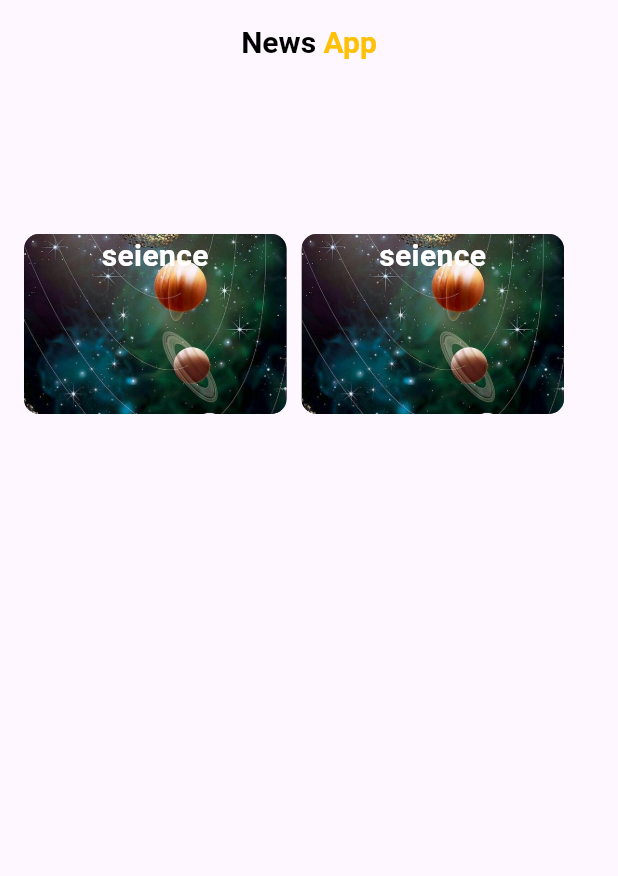
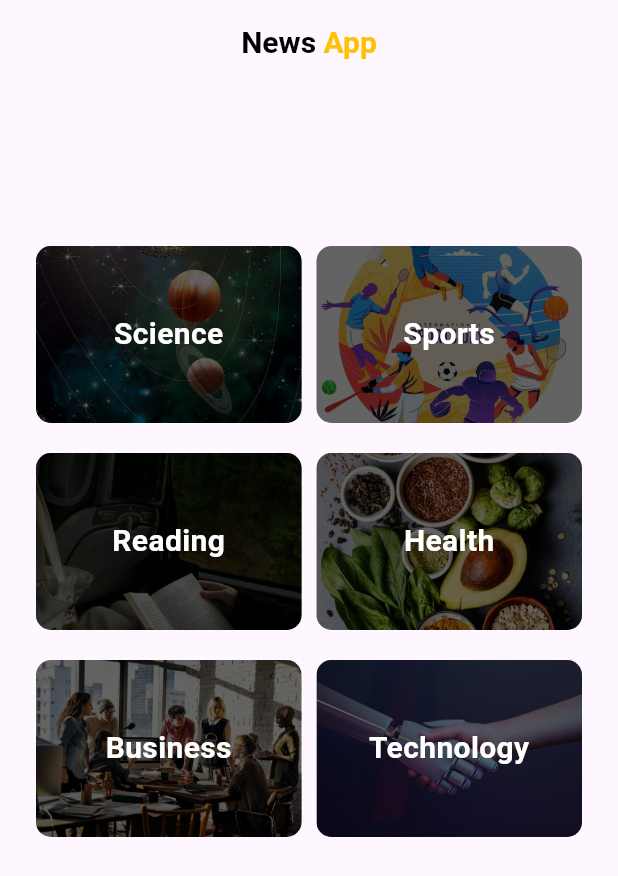
Before and after one commit to elshaarawy7/news_app, a Flutter app: the screen it shows after launch, on a phone screen of 412 x 824 dp. Shown: the top 876 px of the screen. Run offline on Flutter 3.47's test engine with Material 3 defaults, Android fonts, the phone set to English and light mode, and no system bars.

Commit message:
add pages

```diff
--- a/lib/pages/homePage.dart
+++ b/lib/pages/homePage.dart
@@ -1,5 +1,5 @@
 import 'package:flutter/material.dart';
-import 'package:news_app/widgets/catagry.dart';
+import 'package:news_app/widgets/custemCarogryCard.dart';
 
 class Homepage extends StatelessWidget {
   const Homepage({super.key});
@@ -28,32 +28,14 @@ class Homepage extends StatelessWidget {
         ),
       ),
 
-        body:  Padding(
-          padding: const EdgeInsets.symmetric(horizontal: 16 , vertical: 100),
-          child: Column(
-            children: [
-                Row(
-                  children: [
-
-                    CatagryCard(
-                      imag: "image/3bb37cd5-2869-41f4-886c-ef7bbd7bf4a9.jpg",
-                      text: "seience",
-                      onTap: (){
-
-                      } ,
-                      ),
-
-                      SizedBox(width: 10,),
-                      CatagryCard(
-                      imag: "image/3bb37cd5-2869-41f4-886c-ef7bbd7bf4a9.jpg",
-                      text: "seience",
-                      onTap: (){
-
-                      } ,
-                      ),
-                  ],
-                )
-            ],
+        body:SingleChildScrollView(
+          child: const  Padding(
+            padding: const EdgeInsets.symmetric(horizontal: 16 , vertical: 100),
+            child: Column(
+              children: [
+                  Custemcarogrycard()
+              ],
+            ),
           ),
         ),
     );
--- a/lib/widgets/catagry.dart
+++ b/lib/widgets/catagry.dart
@@ -19,20 +19,36 @@ class CatagryCard extends StatelessWidget {
         width: 175,
         decoration: BoxDecoration(
           borderRadius: BorderRadius.circular(10),
-           color: Colors.black.withOpacity(0.6),
           image: DecorationImage(
             image: AssetImage(imag),
             fit: BoxFit.cover
           ) ,
         ),
-        child: Text(text , style: const TextStyle(
-          color: Colors.white ,
-          fontWeight: FontWeight.bold ,
-          fontSize: 20 ,
-        ),
-        textAlign: TextAlign.center,
-        ),
+        child: Stack(
+        children: [
+          // طبقة شبه شفافة
+          Container(
+            decoration: BoxDecoration(
+              color: Colors.black.withOpacity(0.6),
+              borderRadius: BorderRadius.circular(10),
+            ),
+          ),
+          // النص فوق الطبقة
+          Center(
+            child: Text(
+              text,
+              style: const TextStyle(
+                color: Colors.white,
+                fontWeight: FontWeight.bold,
+                fontSize: 20,
+              ),
+              textAlign: TextAlign.center,
+            ),
+          ),
+        ]
       ),
+
+    ),
     );
   }
 }
--- a/lib/widgets/custemCarogryCard.dart
+++ b/lib/widgets/custemCarogryCard.dart
@@ -1,10 +1,55 @@
 import 'package:flutter/material.dart';
+import 'package:news_app/pages/BusinessPage.dart';
+import 'package:news_app/pages/HealthPage.dart';
+import 'package:news_app/pages/ReadingPage.dart';
+import 'package:news_app/pages/SciencePage.dart';
+import 'package:news_app/pages/SportsPage.dart';
+import 'package:news_app/pages/TechnologyPage.dart';
+import 'package:news_app/widgets/catagry.dart';
 
 class Custemcarogrycard extends StatelessWidget {
   const Custemcarogrycard({super.key});
 
   @override
   Widget build(BuildContext context) {
-    return const Placeholder();
+    // قائمة الفئات مع الصور والنصوص والصفحات المرتبطة
+    List<Map<String, dynamic>> categories = [
+      {"imag": "image/3bb37cd5-2869-41f4-886c-ef7bbd7bf4a9.jpg", "text": "Science", "page": SciencePage()},
+      {"imag": "image/03eeb882-1f42-4621-b2a5-3a534e2030e4.jpg", "text": "Sports", "page": SportsPage()},
+      {"imag": "image/7a2522ac-08c1-4f1b-8db6-8d1baa67ddbd.jpg", "text": "Reading", "page": ReadingPage()},
+      {"imag": "image/Des aliments à index glycémique bas, j'en veux !.jpg", "text": "Health", "page": HealthPage()},
+      {"imag": "image/Employee Benefits_ 6 Steps for Successful Implementation.jpg", "text": "Business", "page": BusinessPage()},
+      {"imag": "image/Fotos de Inteligencia Artificial _ Freepik.jpg", "text": "Technology", "page": TechnologyPage()},
+    ];
+
+    return Padding(
+      padding: const EdgeInsets.all(8.0), // Padding حول الـ GridView
+      child: GridView.builder(
+        shrinkWrap: true, // علشان الـ GridView تأخذ أقل مساحة ممكنة
+        physics: const NeverScrollableScrollPhysics(), // علشان نمنع الـ scroll
+        gridDelegate: const SliverGridDelegateWithFixedCrossAxisCount(
+          crossAxisCount: 2, // عدد الأعمدة
+          crossAxisSpacing: 10, // المسافة بين العناصر في نفس الصف
+          mainAxisSpacing: 20, // المسافة بين الصفوف
+          childAspectRatio: 1.5, // نسبة العرض إلى الارتفاع لكل عنصر
+        ),
+        itemCount: categories.length, // عدد العناصر في القائمة
+        itemBuilder: (context, index) {
+          return CatagryCard(
+            imag: categories[index]["imag"]!, // صورة الفئة
+            text: categories[index]["text"]!, // نص الفئة
+            onTap: () {
+              // عند الضغط على العنصر، ننتقل إلى الصفحة المحددة
+              Navigator.push(
+                context,
+                MaterialPageRoute(
+                  builder: (context) => categories[index]["page"],
+                ),
+              );
+            },
+          );
+        },
+      ),
+    );
   }
 }
```
Also changed, not shown: lib/pages/BusinessPage.dart (added, +10 -0 lines), lib/pages/HealthPage.dart (added, +10 -0 lines), lib/pages/ReadingPage.dart (added, +10 -0 lines), lib/pages/SciencePage.dart (added, +10 -0 lines), lib/pages/SportsPage.dart (added, +10 -0 lines), lib/pages/TechnologyPage.dart (added, +10 -0 lines).
